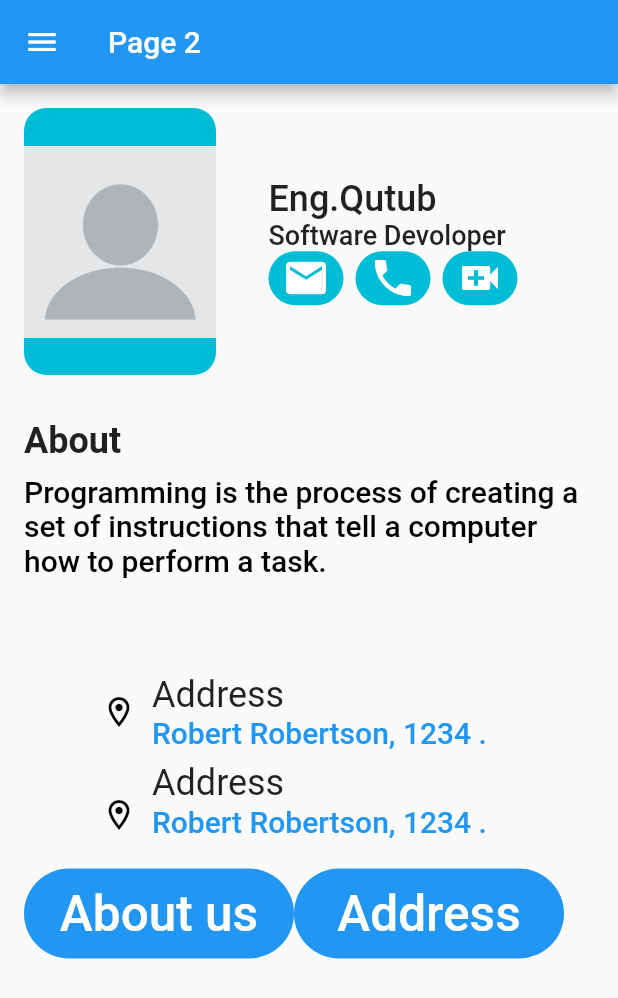
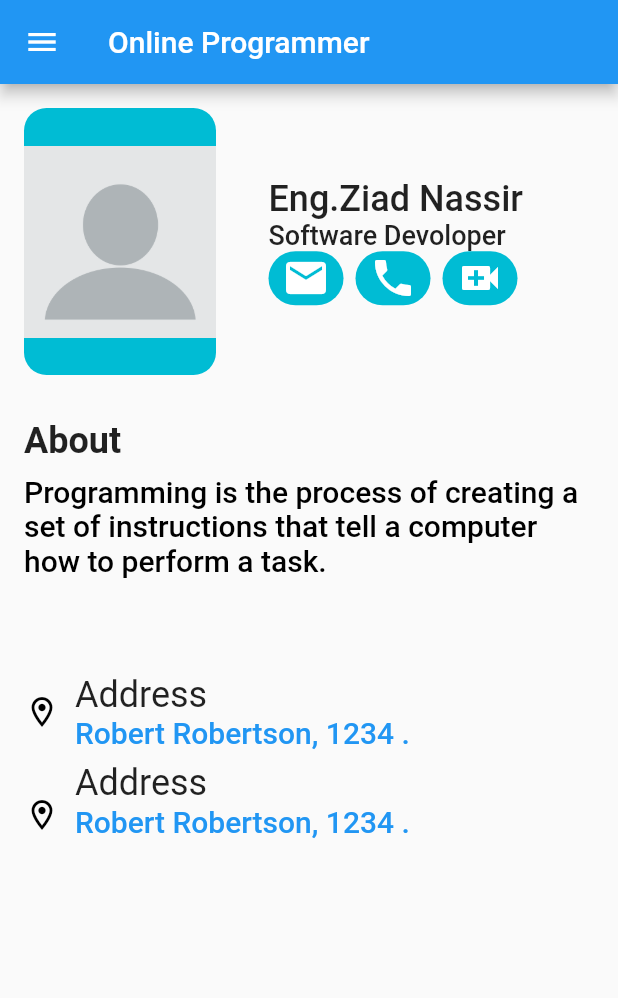
Before and after one commit to Znassir/map1, a Flutter app: the screen it shows after launch, in the side drawer, after a tap on "profile", on a phone screen of 412 x 824 dp. Shown: the top 998 px of the screen. Run offline on Flutter 3.47's test engine with Material 2 defaults, Android fonts, the phone set to English and light mode, and no system bars.

Commit message:
Button Decoration

```diff
--- a/lib/main.dart
+++ b/lib/main.dart
@@ -48,30 +48,44 @@ class HomeScreen extends StatelessWidget {
               child: Column(
                 children: [
                   Container(
-                    width: 100,
-                    height: 100,
+                    width: 50,
+                    height: 50,
                   ),
                   ListTile(
-                    title: Text("profile"),
-                    leading: Icon(Icons.person),
-                    onTap: () {
-                      Navigator.push(context,
-                          MaterialPageRoute(builder: (context) => Page2()));
-                    },
-                  )
+                    title: Text("Menu"),
+                    leading: Icon(Icons.home),
+                  ),
                 ],
               ),
             ),
             Container(
-              width: 100,
-              height: 100,
+              width: 10,
+              height: 10,
+            ),
+            Container(
+              child: Column(
+                children: [
+                  Container(
+                    width: 10,
+                    height: 10,
+                  ),
+                  ListTile(
+                      title: Text("profile"),
+                      leading: Icon(Icons.person),
+                      onTap: () {
+                        Navigator.pop(
+                          context,
+                        );
+                      }),
+                ],
+              ),
             ),
             ListTile(
                 title: Text("profile2"),
                 leading: Icon(Icons.person),
                 onTap: () {
-                  Navigator.pop(context,
-                      MaterialPageRoute(builder: (context) => Page2()));
+                  Navigator.push(context,
+                      MaterialPageRoute(builder: (context) => HomeScreen()));
                 })
           ],
         ),
--- a/lib/maindart2.dart
+++ b/lib/maindart2.dart
@@ -8,7 +8,7 @@ class Page2 extends StatelessWidget {
   Widget build(BuildContext context) {
     return Scaffold(
       appBar: AppBar(
-        title: const Text('Page 2'),
+        title: const Text('Online Programmer'),
       ),
       drawer: Drawer(
         child: Column(
@@ -19,8 +19,25 @@ class Page2 extends StatelessWidget {
               child: Column(
                 children: [
                   Container(
-                    width: 100,
-                    height: 100,
+                    width: 50,
+                    height: 50,
+                  ),
+                  ListTile(
+                    title: Text("Menu"),
+                    leading: Icon(Icons.home),
+                  ),
+                ],
+              ),
+            ),
+            Container(
+              width: 10,
+              height: 10,
+            ),Container(
+              child: Column(
+                children: [
+                  Container(
+                    width: 10,
+                    height: 10,
                   ),
                   ListTile(
                       title: Text("profile"),
@@ -32,10 +49,6 @@ class Page2 extends StatelessWidget {
                       }),
                 ],
               ),
-            ),
-            Container(
-              width: 10,
-              height: 10,
             ),
             ListTile(
                 title: Text("profile2"),
@@ -197,53 +210,7 @@ class Page2 extends StatelessWidget {
                       ),
                       Row(
                         mainAxisAlignment: MainAxisAlignment.start,
-                        children: [
-                          Container(
-                            height: 60,
-                            width: 180,
-                            child: TextButton(
-                              style: ButtonStyle(
-                                foregroundColor:
-                                    MaterialStateProperty.all<Color>(
-                                        Colors.blue),
-                              ),
-                              onPressed: () {
-                                Navigator.push(
-                                    context,
-                                    MaterialPageRoute(
-                                        builder: (context) => Page2()));
-                              },
-                              child: Text(
-                                'About us',
-                                style: TextStyle(
-                                    fontSize: 33, color: Colors.white),
-                              ),
-                            ),
-                            decoration: BoxDecoration(
-                                color: Colors.blue,
-                                borderRadius: BorderRadius.circular(50)),
-                          ),
-                          Container(
-                            height: 60,
-                            width: 180,
-                            child: TextButton(
-                              style: ButtonStyle(
-                                foregroundColor:
-                                    MaterialStateProperty.all<Color>(
-                                        Colors.blue),
-                              ),
-                              onPressed: () {},
-                              child: Text(
-                                'Address',
-                                style: TextStyle(
-                                    fontSize: 33, color: Colors.white),
-                              ),
-                            ),
-                            decoration: BoxDecoration(
-                                color: Colors.blue,
-                                borderRadius: BorderRadius.circular(50)),
-                          ),
-                        ],
+                        children: [],
                       ),
                     ],
                   ),
```
